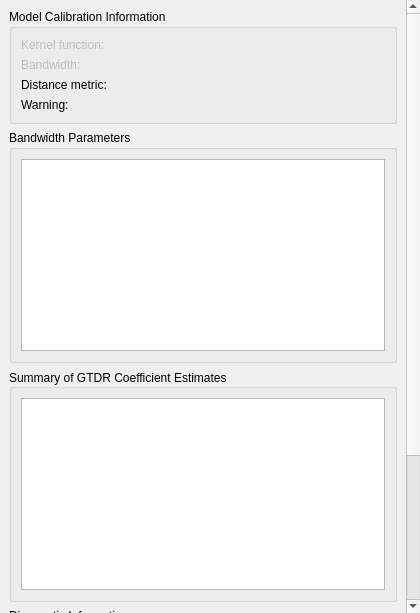
Above: src/PropertyPanelTabs/gwmpropertygtdrtab.ui from GWmodel-Lab/GWmodelS before the change. Below: the same form after it.
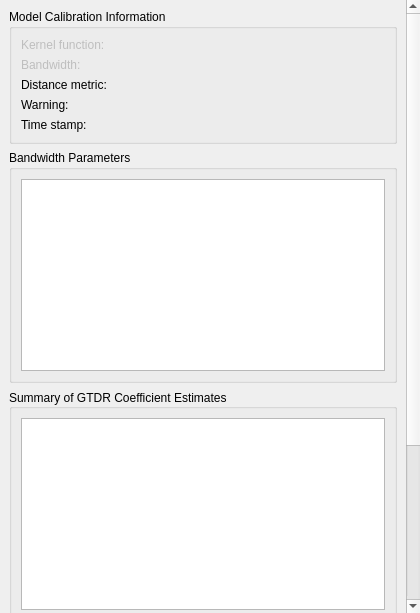
That is the form after the change.

Diff of the .ui file:
```diff
--- a/src/PropertyPanelTabs/gwmpropertygtdrtab.ui
+++ b/src/PropertyPanelTabs/gwmpropertygtdrtab.ui
@@ -55,7 +55,7 @@
         <x>0</x>
         <y>0</y>
         <width>403</width>
-        <height>806</height>
+        <height>821</height>
        </rect>
       </property>
       <layout class="QVBoxLayout" name="verticalLayout">
@@ -139,6 +139,20 @@
             </property>
            </widget>
           </item>
+          <item row="4" column="0">
+           <widget class="QLabel" name="label_12">
+            <property name="text">
+             <string>Time stamp:</string>
+            </property>
+           </widget>
+          </item>
+          <item row="4" column="1">
+           <widget class="QLabel" name="lblTimeStamp">
+            <property name="text">
+             <string/>
+            </property>
+           </widget>
+          </item>
          </layout>
         </widget>
        </item>
```
